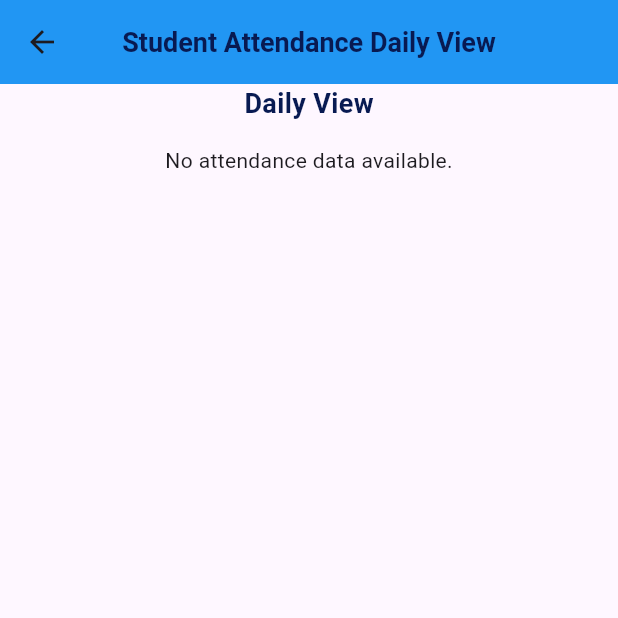
After one commit to Avanapu-Manohar/Attendance_app, a Flutter app: the StudentAttendanceReport screen opened directly, on a phone screen of 412 x 824 dp, the top half of it. The commit adds this screen. Run offline on Flutter 3.47's test engine with Material 3 defaults, Android fonts, the phone set to English and light mode, and no system bars; our stand-ins replace cloud_firestore, firebase_auth, firebase_core; accounts and stored records are empty; network calls fail.

Commit message:
Student reports changes

```diff
--- /dev/null
+++ b/lib/dashboard/student_attendance_report.dart
@@ -0,0 +1,60 @@
+import 'package:attendence_app/dashboard/student_daily_attendance_table.dart';
+import 'package:flutter/material.dart';
+class StudentAttendanceReport extends StatefulWidget {
+  final String? classId;
+  final String? studentId;
+  const StudentAttendanceReport({required this.classId,required this.studentId});
+
+  @override
+  State<StudentAttendanceReport> createState() => _StudentAttendanceReportState(
+    classId: classId!,
+    studentId: studentId!,
+  );
+}
+
+class _StudentAttendanceReportState extends State<StudentAttendanceReport> {
+  final String classId;
+  final String studentId;
+
+  int _selectedView = 0;
+
+  _StudentAttendanceReportState({
+    required this.classId,
+    required this.studentId,
+  });
+
+  @override
+  Widget build(BuildContext context) {
+    return Scaffold(
+      appBar: AppBar(
+        centerTitle: true,
+        backgroundColor: Colors.blue,
+        title: Text(
+          "Student Attendance Daily View",
+          style: TextStyle(
+              color: Color(0xFF081A52),
+              fontSize: 18,
+              fontWeight: FontWeight.w700),
+        ),
+      ),
+      body: Center(
+        child: Column(
+          children: [
+            Padding(
+              padding: const EdgeInsets.symmetric(horizontal: 16),
+              child: Text(
+                'Daily View',
+                style: TextStyle(
+                    color: Color(0xFF081A52),
+                    fontSize: 18,
+                    fontWeight: FontWeight.w700),
+              ),
+            ),
+            SizedBox(height: 15),
+            StudentDailyAttendanceTable(classId: '', studentId: '', year: 2024, month: 10)
+          ],
+        ),
+      ),
+    );
+  }
+}
--- /dev/null
+++ b/lib/dashboard/student_daily_attendance_table.dart
@@ -0,0 +1,107 @@
+import 'package:cloud_firestore/cloud_firestore.dart';
+import 'package:flutter/material.dart';
+class StudentDailyAttendanceTable extends StatelessWidget {
+  final String classId;
+  final String studentId;
+  final int year;
+  final int month;
+
+  const StudentDailyAttendanceTable({required this.classId,
+    required this.studentId,
+    required this.year,
+    required this.month});
+
+  @override
+  Widget build(BuildContext context) {
+    return FutureBuilder<Map<String, Map<String, bool>>>(
+      future: getDailyAttendance(classId, studentId, year, month),
+      builder: (context, snapshot) {
+        if (snapshot.connectionState == ConnectionState.waiting) {
+          return CircularProgressIndicator();
+        } else if (snapshot.hasError) {
+          return Text('Error: ${snapshot.error}');
+        } else if (!snapshot.hasData || snapshot.data!.isEmpty) {
+          return Text('No attendance data available.');
+        }
+
+        Map<String, Map<String, bool>> attendanceData = snapshot.data!;
+
+        List<String> dates = List.generate(31, (index) {
+          String date =
+              '${year}${month.toString().padLeft(2, '0')}${(index + 1).toString().padLeft(2, '0')}'; // YYYYMMDD format
+          return date;
+        }).where((date) => DateTime.tryParse(date) != null).toList();
+
+        List<DataRow> rows = attendanceData.entries.map((entry) {
+          String studentId = entry.key;
+          Map<String, bool> studentAttendance = entry.value;
+
+          List<DataCell> cells = [
+            DataCell(Text(studentId)),
+          ];
+
+          cells.addAll(dates.map((date) {
+            bool isPresent = studentAttendance[date] ?? false;
+            return DataCell(Text(isPresent ? 'Present' : 'Absent'));
+          }).toList());
+
+          return DataRow(cells: cells);
+        }).toList();
+
+        return SingleChildScrollView(
+          scrollDirection: Axis.horizontal,
+          child: DataTable(
+            columns: [
+              DataColumn(label: Text('Date / Student')),
+              ...dates
+                  .map((date) => DataColumn(label: Text(date.substring(6)))),
+            ],
+            rows: rows,
+          ),
+        );
+      },
+    );
+  }
+  Future<Map<String, Map<String, bool>>> getDailyAttendance(
+      String classId, String studentId, int year, int month) async {
+    final attendanceCollection =
+    FirebaseFirestore.instance.collection('attendance-sheet');
+
+    // Query for attendance records in the specified class and subject for the specified month
+    QuerySnapshot querySnapshot = await attendanceCollection
+        .where('class', isEqualTo: classId)
+        .where('student', isEqualTo: studentId)
+        .where('dailyDate',
+        isGreaterThanOrEqualTo:
+        int.parse('$year$month' + '01')) // YYYYMMDD format
+        .where('dailyDate',
+        isLessThan:
+        int.parse('$year$month' + '32')) // To get all days of the month
+        .get();
+
+    // Initialize a map to store attendance by student and date
+    Map<String, Map<String, bool>> attendanceMap = {};
+
+    // Iterate over the query results and populate the map
+    for (var doc in querySnapshot.docs) {
+      String subjectId = doc['subjectName'];
+      int dailyDate = doc['dailyDate'];
+      bool isPresent = doc['present'];
+
+      // Extract the date as YYYYMMDD format
+      String date = dailyDate.toString();
+      String formattedDate =
+          '${date.substring(0, 4)}${date.substring(4, 6)}${date.substring(6, 8)}'; // YYYYMMDD
+
+      // Initialize student entry if not present
+      if (!attendanceMap.containsKey(subjectId)) {
+        attendanceMap[subjectId] = {};
+      }
+
+      // Store the attendance status (present or absent)
+      attendanceMap[subjectId]![formattedDate] = isPresent;
+    }
+
+    return attendanceMap; // Map of studentId -> (Map of date -> present status)
+  }
+}
```
Also changed, not shown: lib/dashboard/student_dash_board.dart (+44 -6 lines), lib/main.dart (+6 -2 lines).
